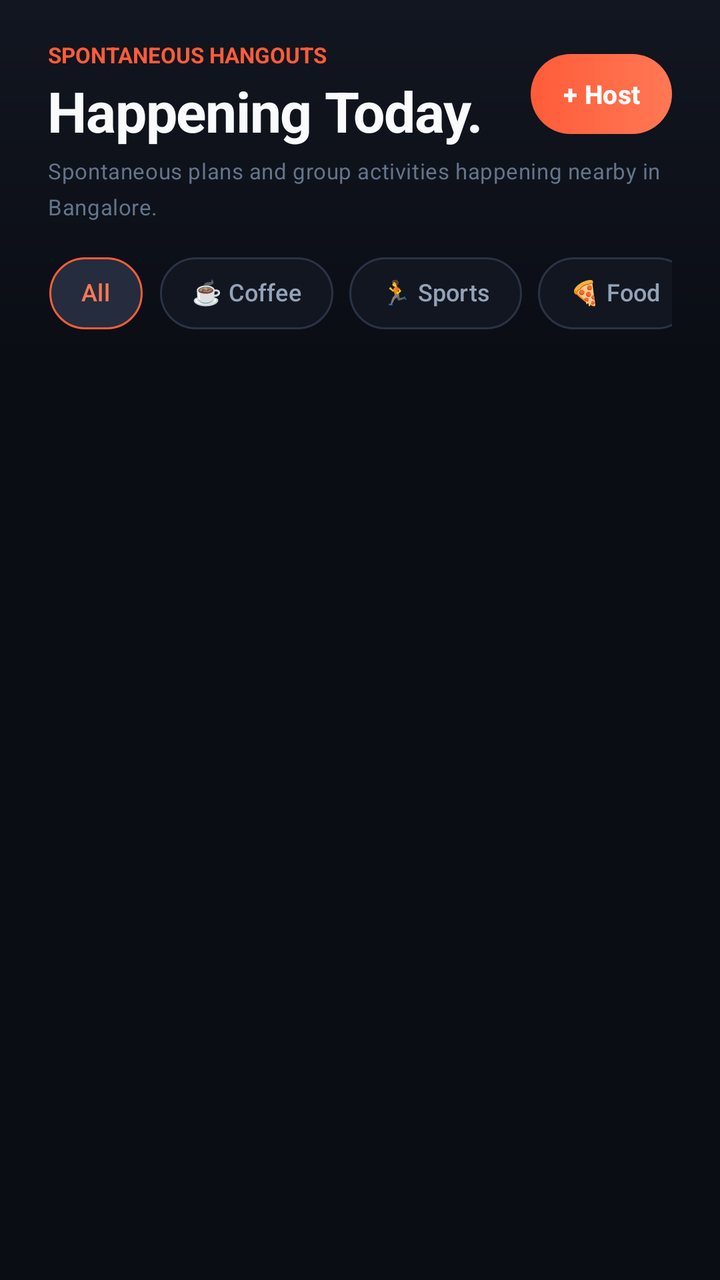
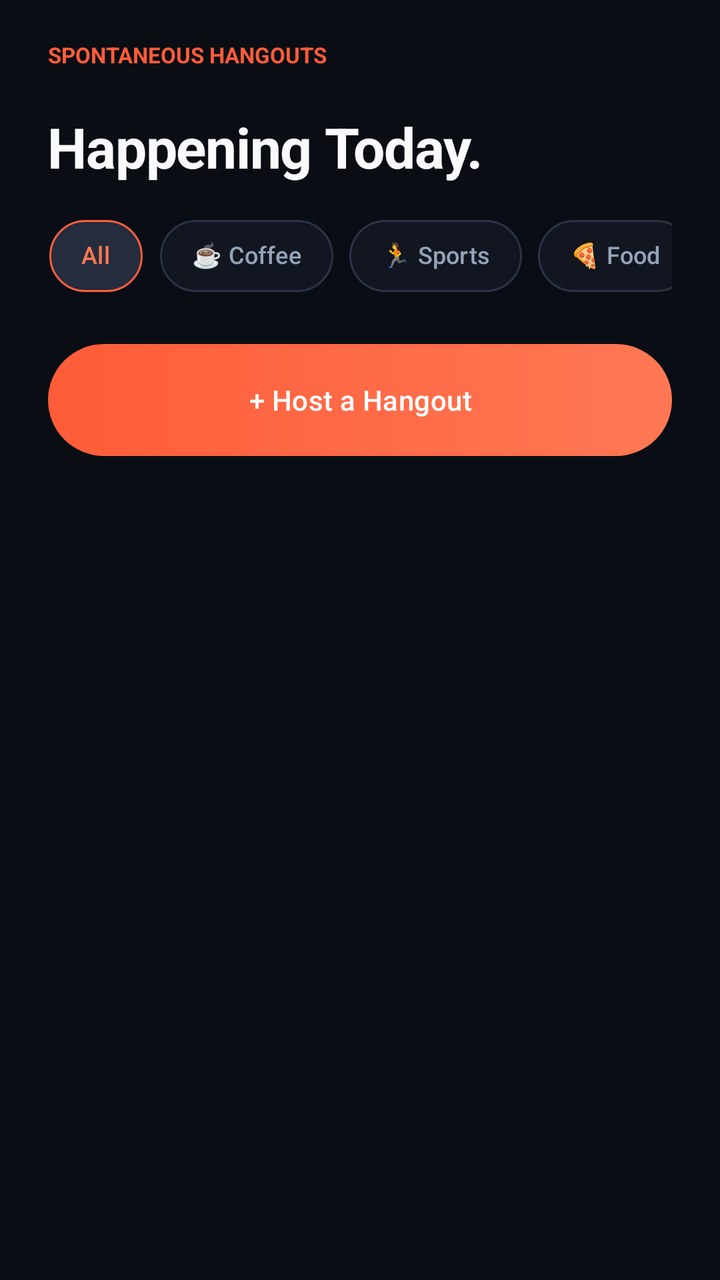

An Android layout rendered at two revisions. The XML below is the earlier revision; the diff shows what the commit changed to produce the second picture.
<!-- AndroidManifest.xml: application theme Theme.Romear -->
<!-- res/layout/fragment_happening.xml -->
<?xml version="1.0" encoding="utf-8"?>
<androidx.coordinatorlayout.widget.CoordinatorLayout xmlns:android="http://schemas.android.com/apk/res/android"
    xmlns:app="http://schemas.android.com/apk/res-auto"
    xmlns:tools="http://schemas.android.com/tools"
    android:layout_width="match_parent"
    android:layout_height="match_parent"
    android:background="@color/hello_background">

    <com.google.android.material.appbar.AppBarLayout
        android:layout_width="match_parent"
        android:layout_height="wrap_content"
        android:background="@color/hello_background"
        android:elevation="0dp"
        android:stateListAnimator="@null">

        <LinearLayout
            android:id="@+id/headerContainer"
            android:layout_width="match_parent"
            android:layout_height="wrap_content"
            android:background="@drawable/bg_hello_header"
            android:elevation="0dp"
            android:orientation="vertical"
            android:paddingHorizontal="@dimen/screen_gutter"
            android:paddingTop="20dp"
            android:paddingBottom="12dp"
            app:layout_scrollFlags="scroll|enterAlways">

            
            <LinearLayout
                android:layout_width="match_parent"
                android:layout_height="wrap_content"
                android:gravity="center_vertical"
                android:orientation="horizontal">

                <LinearLayout
                    android:layout_width="0dp"
                    android:layout_height="wrap_content"
                    android:layout_weight="1"
                    android:orientation="vertical">

                    <TextView
                        android:id="@+id/headerEyebrow"
                        android:layout_width="wrap_content"
                        android:layout_height="wrap_content"
                        android:text="SPONTANEOUS HANGOUTS"
                        android:textAppearance="@style/TextAppearance.Hello.Eyebrow" />

                    <TextView
                        android:id="@+id/headerTitle"
                        android:layout_width="wrap_content"
                        android:layout_height="wrap_content"
                        android:layout_marginTop="2dp"
                        android:accessibilityHeading="true"
                        android:text="Happening Today."
                        android:textAppearance="@style/TextAppearance.Hello.ScreenTitle" />
                </LinearLayout>

                <com.google.android.material.button.MaterialButton
                    android:id="@+id/btnTopHost"
                    style="@style/Widget.Hello.Button.Primary"
                    android:layout_width="wrap_content"
                    android:layout_height="40dp"
                    android:background="@drawable/bg_gradient_primary"
                    app:backgroundTint="@null"
                    android:minWidth="0dp"
                    android:paddingHorizontal="16dp"
                    android:paddingVertical="0dp"
                    android:text="+ Host"
                    android:textColor="@color/white"
                    android:textSize="13sp"
                    android:textStyle="bold"
                    app:cornerRadius="999dp" />
            </LinearLayout>

            <TextView
                android:layout_width="match_parent"
                android:layout_height="wrap_content"
                android:layout_marginTop="4dp"
                android:text="Spontaneous plans and group activities happening nearby in Bangalore."
                android:textAppearance="@style/TextAppearance.Hello.Caption"
                android:lineSpacingExtra="2dp" />

            
            <HorizontalScrollView
                android:layout_width="match_parent"
                android:layout_height="wrap_content"
                android:layout_marginTop="12dp"
                android:clipToPadding="false"
                android:overScrollMode="never"
                android:scrollbars="none">

                <com.google.android.material.chip.ChipGroup
                    android:id="@+id/categoryChipGroup"
                    android:layout_width="wrap_content"
                    android:layout_height="wrap_content"
                    app:chipSpacingHorizontal="8dp"
                    app:selectionRequired="true"
                    app:singleSelection="true">

                    <com.google.android.material.chip.Chip
                        android:id="@+id/chipAll"
                        style="@style/Widget.Hello.Filter"
                        android:layout_width="wrap_content"
                        android:layout_height="wrap_content"
                        android:checked="true"
                        android:text="All" />

                    <com.google.android.material.chip.Chip
                        android:id="@+id/chipCoffee"
                        style="@style/Widget.Hello.Filter"
                        android:layout_width="wrap_content"
                        android:layout_height="wrap_content"
                        android:text="☕ Coffee" />

                    <com.google.android.material.chip.Chip
                        android:id="@+id/chipSports"
                        style="@style/Widget.Hello.Filter"
                        android:layout_width="wrap_content"
                        android:layout_height="wrap_content"
                        android:text="🏃 Sports" />

                    <com.google.android.material.chip.Chip
                        android:id="@+id/chipFood"
                        style="@style/Widget.Hello.Filter"
                        android:layout_width="wrap_content"
                        android:layout_height="wrap_content"
                        android:text="🍕 Food" />

                    <com.google.android.material.chip.Chip
                        android:id="@+id/chipGames"
                        style="@style/Widget.Hello.Filter"
                        android:layout_width="wrap_content"
                        android:layout_height="wrap_content"
                        android:text="🎮 Tech &amp; Games" />

                    <com.google.android.material.chip.Chip
                        android:id="@+id/chipDrinks"
                        style="@style/Widget.Hello.Filter"
                        android:layout_width="wrap_content"
                        android:layout_height="wrap_content"
                        android:text="🍺 Drinks" />
                </com.google.android.material.chip.ChipGroup>
            </HorizontalScrollView>
        </LinearLayout>
    </com.google.android.material.appbar.AppBarLayout>

    <FrameLayout
        android:layout_width="match_parent"
        android:layout_height="match_parent"
        app:layout_behavior="@string/appbar_scrolling_view_behavior">

        <ProgressBar
            android:id="@+id/loadingIndicator"
            android:layout_width="wrap_content"
            android:layout_height="wrap_content"
            android:layout_gravity="center"
            android:indeterminateTint="@color/hello_primary"
            android:visibility="gone" />

        <androidx.recyclerview.widget.RecyclerView
            android:id="@+id/poolsRecyclerView"
            android:layout_width="match_parent"
            android:layout_height="match_parent"
            android:clipToPadding="false"
            android:paddingTop="8dp"
            android:paddingBottom="96dp" />

        <androidx.core.widget.NestedScrollView
            android:id="@+id/emptyStateView"
            android:layout_width="match_parent"
            android:layout_height="match_parent"
            android:fillViewport="true"
            android:visibility="gone">

            <LinearLayout
                android:layout_width="match_parent"
                android:layout_height="wrap_content"
                android:gravity="center"
                android:orientation="vertical"
                android:padding="32dp">

                <ImageView
                    android:layout_width="120dp"
                    android:layout_height="120dp"
                    android:background="@drawable/bg_empty_orbit"
                    android:importantForAccessibility="no"
                    android:padding="34dp"
                    android:src="@drawable/ic_happening"
                    app:tint="@color/hello_primary" />

                <TextView
                    android:layout_width="wrap_content"
                    android:layout_height="wrap_content"
                    android:layout_marginTop="20dp"
                    android:text="No active hangouts right now"
                    android:textColor="@color/white"
                    android:textSize="22sp"
                    android:textStyle="bold" />

                <TextView
                    android:layout_width="wrap_content"
                    android:layout_height="wrap_content"
                    android:layout_marginTop="8dp"
                    android:gravity="center"
                    android:lineSpacingExtra="4dp"
                    android:text="Be the one who brings people together. Tap below to create a pool for coffee, sports, or evening walk."
                    android:textColor="@color/text_secondary"
                    android:textSize="14sp" />

                <com.google.android.material.button.MaterialButton
                    android:id="@+id/btnEmptyHost"
                    style="@style/Widget.Hello.Button.Primary"
                    android:layout_width="wrap_content"
                    android:layout_height="48dp"
                    android:layout_marginTop="24dp"
                    android:background="@drawable/bg_gradient_primary"
                    app:backgroundTint="@null"
                    android:paddingHorizontal="24dp"
                    android:text="Host a Hangout ⚡"
                    android:textColor="@color/white"
                    android:textSize="14sp"
                    android:textStyle="bold"
                    app:cornerRadius="999dp" />
            </LinearLayout>
        </androidx.core.widget.NestedScrollView>

        <com.google.android.material.floatingactionbutton.ExtendedFloatingActionButton
            android:id="@+id/hostPoolFab"
            android:layout_width="wrap_content"
            android:layout_height="wrap_content"
            android:layout_gravity="bottom|end"
            android:layout_margin="20dp"
            android:letterSpacing="0"
            android:text="@string/pools_host_button"
            android:textColor="@color/hello_on_primary"
            android:textStyle="bold"
            app:backgroundTint="@color/hello_primary"
            app:cornerRadius="24dp"
            app:elevation="4dp"
            app:icon="@drawable/ic_add"
            app:iconTint="@color/hello_on_primary" />

        <LinearLayout
            android:id="@+id/feedError"
            android:layout_width="match_parent"
            android:layout_height="wrap_content"
            android:layout_gravity="bottom"
            android:background="@color/hello_surface"
            android:gravity="center"
            android:orientation="vertical"
            android:padding="24dp"
            android:visibility="gone">

            <TextView
                android:layout_width="match_parent"
                android:layout_height="wrap_content"
                android:accessibilityLiveRegion="polite"
                android:gravity="center"
                android:text="@string/ui_feed_error"
                android:textAppearance="@style/TextAppearance.Hello.Body" />

            <com.google.android.material.button.MaterialButton
                android:id="@+id/feedRetry"
                android:layout_width="wrap_content"
                android:layout_height="wrap_content"
                android:layout_marginTop="8dp"
                android:text="@string/ui_feed_retry" />
        </LinearLayout>
    </FrameLayout>
</androidx.coordinatorlayout.widget.CoordinatorLayout>
<!-- resources referenced by this layout -->
<resources>
  <color name="hello_background">#0A0D14</color>
  <color name="hello_on_primary">#FFFFFF</color>
  <color name="hello_primary">#FF5C39</color>
  <color name="hello_surface">#121620</color>
  <color name="text_secondary">#94A3B8</color>
  <color name="white">#FFFFFFFF</color>
  <dimen name="screen_gutter">24dp</dimen>
  <!-- drawable bg_gradient_primary (drawable) -->
  <?xml version="1.0" encoding="utf-8"?>
  <shape xmlns:android="http://schemas.android.com/apk/res/android"
      android:shape="rectangle">
      <gradient
          android:angle="0"
          android:startColor="@color/primary_coral"
          android:endColor="@color/primary_coral_end"
          android:type="linear" />
      <corners android:radius="999dp" />
  </shape>
  <!-- drawable bg_hello_header (drawable) -->
  <shape xmlns:android="http://schemas.android.com/apk/res/android"><gradient android:angle="270" android:startColor="@color/hello_header_tint" android:endColor="@color/hello_background" /></shape>
  <string name="pools_host_button">Host a Pool</string>
  <string name="ui_feed_error">We couldn’t refresh this right now. Check your connection and try again.</string>
  <string name="ui_feed_retry">Try again</string>
  <style name="TextAppearance.Hello.Body" parent="TextAppearance.Material3.BodyLarge">
          <item name="android:textSize">14sp</item>
          <item name="android:textColor">@color/text_secondary</item>
          <item name="android:lineHeight">19sp</item>
      </style>
  <style name="TextAppearance.Hello.Caption" parent="TextAppearance.Material3.BodyMedium">
          <item name="android:textSize">11sp</item>
          <item name="android:textColor">@color/text_tertiary</item>
          <item name="android:lineHeight">18sp</item>
      </style>
  <style name="TextAppearance.Hello.Eyebrow" parent="TextAppearance.Material3.LabelMedium">
          <item name="android:textSize">11sp</item>
          <item name="android:letterSpacing">0</item>
          <item name="android:fontFamily">sans-serif-medium</item>
          <item name="android:textStyle">bold</item>
          <item name="android:textColor">@color/primary_coral</item>
      </style>
  <style name="TextAppearance.Hello.ScreenTitle" parent="TextAppearance.Hello.Hero">
          <item name="android:textSize">28sp</item>
          <item name="android:fontFamily">sans-serif</item>
          <item name="android:textStyle">bold</item>
          <item name="android:letterSpacing">-0.015</item>
          <item name="android:lineHeight">39sp</item>
          <item name="android:textColor">@color/text_primary</item>
      </style>
  <style name="Widget.Hello.Button.Primary" parent="Widget.Hello.Button" />
  <style name="Theme.Romear" parent="Base.Theme.Romear" />
  <color name="hello_primary_container">#242C3D</color>
  <color name="hello_outline">#2A3346</color>
  <color name="hello_success">#10B981</color>
  <color name="primary_coral">#FF5C39</color>
  <color name="primary_coral_end">#FF7854</color>
  <color name="hello_header_tint">#121620</color>
  <color name="hello_text">#F8FAFC</color>
  <color name="text_tertiary">#64748B</color>
  <color name="text_primary">#F8FAFC</color>
  <color name="hello_on_primary_container">#FF7854</color>
  <color name="hello_text_secondary">#94A3B8</color>
  <color name="hello_surface_variant">#1A202C</color>
  <color name="hello_error">#EF4444</color>
  <style name="ThemeOverlay.Hello.Sheet" parent="ThemeOverlay.Material3.BottomSheetDialog">
          <item name="bottomSheetStyle">@style/Widget.Hello.Sheet</item>
      </style>
  <style name="Widget.Hello.Sheet" parent="Widget.Material3.BottomSheet.Modal">
          <item name="shapeAppearance">@style/ShapeAppearance.Hello.Sheet</item>
          <item name="backgroundTint">@color/hello_surface_variant</item>
      </style>
  <style name="ShapeAppearance.Hello.Sheet" parent="ShapeAppearance.Material3.LargeComponent">
          <item name="cornerSizeTopLeft">28dp</item>
          <item name="cornerSizeTopRight">28dp</item>
      </style>
  <!-- unchanged entries left out for length: 7 -->
</resources>

<!-- the commit's change to res/layout/fragment_happening.xml (unified diff, before → after) -->
@@ -17,7 +17,7 @@
             android:id="@+id/headerContainer"
             android:layout_width="match_parent"
             android:layout_height="wrap_content"
-            android:background="@drawable/bg_hello_header"
+            android:background="@color/bg_canvas"
             android:elevation="0dp"
             android:orientation="vertical"
             android:paddingHorizontal="@dimen/screen_gutter"
@@ -49,27 +49,12 @@
                         android:id="@+id/headerTitle"
                         android:layout_width="wrap_content"
                         android:layout_height="wrap_content"
-                        android:layout_marginTop="2dp"
+                        android:layout_marginTop="20dp"
                         android:accessibilityHeading="true"
                         android:text="Happening Today."
                         android:textAppearance="@style/TextAppearance.Hello.ScreenTitle" />
                 </LinearLayout>
 
-                <com.google.android.material.button.MaterialButton
-                    android:id="@+id/btnTopHost"
-                    style="@style/Widget.Hello.Button.Primary"
-                    android:layout_width="wrap_content"
-                    android:layout_height="40dp"
-                    android:background="@drawable/bg_gradient_primary"
-                    app:backgroundTint="@null"
-                    android:minWidth="0dp"
-                    android:paddingHorizontal="16dp"
-                    android:paddingVertical="0dp"
-                    android:text="+ Host"
-                    android:textColor="@color/white"
-                    android:textSize="13sp"
-                    android:textStyle="bold"
-                    app:cornerRadius="999dp" />
             </LinearLayout>
 
             <TextView
@@ -77,6 +62,7 @@
                 android:layout_height="wrap_content"
                 android:layout_marginTop="4dp"
                 android:text="Spontaneous plans and group activities happening nearby in Bangalore."
+                android:visibility="gone"
                 android:textAppearance="@style/TextAppearance.Hello.Caption"
                 android:lineSpacingExtra="2dp" />
 
@@ -141,6 +127,18 @@
                         android:text="🍺 Drinks" />
                 </com.google.android.material.chip.ChipGroup>
             </HorizontalScrollView>
+            <com.google.android.material.button.MaterialButton
+                android:id="@+id/btnTopHost"
+                style="@style/Widget.Hello.Button.Primary"
+                android:layout_width="match_parent"
+                android:layout_height="56dp"
+                android:layout_marginTop="20dp"
+                android:insetTop="0dp"
+                android:insetBottom="0dp"
+                android:background="@drawable/bg_gradient_primary"
+                app:backgroundTint="@null"
+                android:text="+ Host a Hangout"
+                app:cornerRadius="999dp" />
         </LinearLayout>
     </com.google.android.material.appbar.AppBarLayout>
 
<!-- resource entries referenced after the edit -->
@@ -1,5 +1,6 @@
 <!-- resources referenced by this layout -->
 <resources>
+  <color name="bg_canvas">#0A0D14</color>
   <color name="hello_background">#0A0D14</color>
   <color name="hello_on_primary">#FFFFFF</color>
   <color name="hello_primary">#FF5C39</color>
@@ -18,8 +19,6 @@
           android:type="linear" />
       <corners android:radius="999dp" />
   </shape>
-  <!-- drawable bg_hello_header (drawable) -->
-  <shape xmlns:android="http://schemas.android.com/apk/res/android"><gradient android:angle="270" android:startColor="@color/hello_header_tint" android:endColor="@color/hello_background" /></shape>
   <string name="pools_host_button">Host a Pool</string>
   <string name="ui_feed_error">We couldn’t refresh this right now. Check your connection and try again.</string>
   <string name="ui_feed_retry">Try again</string>
@@ -55,7 +54,6 @@
   <color name="hello_success">#10B981</color>
   <color name="primary_coral">#FF5C39</color>
   <color name="primary_coral_end">#FF7854</color>
-  <color name="hello_header_tint">#121620</color>
   <color name="hello_text">#F8FAFC</color>
   <color name="text_tertiary">#64748B</color>
   <color name="text_primary">#F8FAFC</color>
